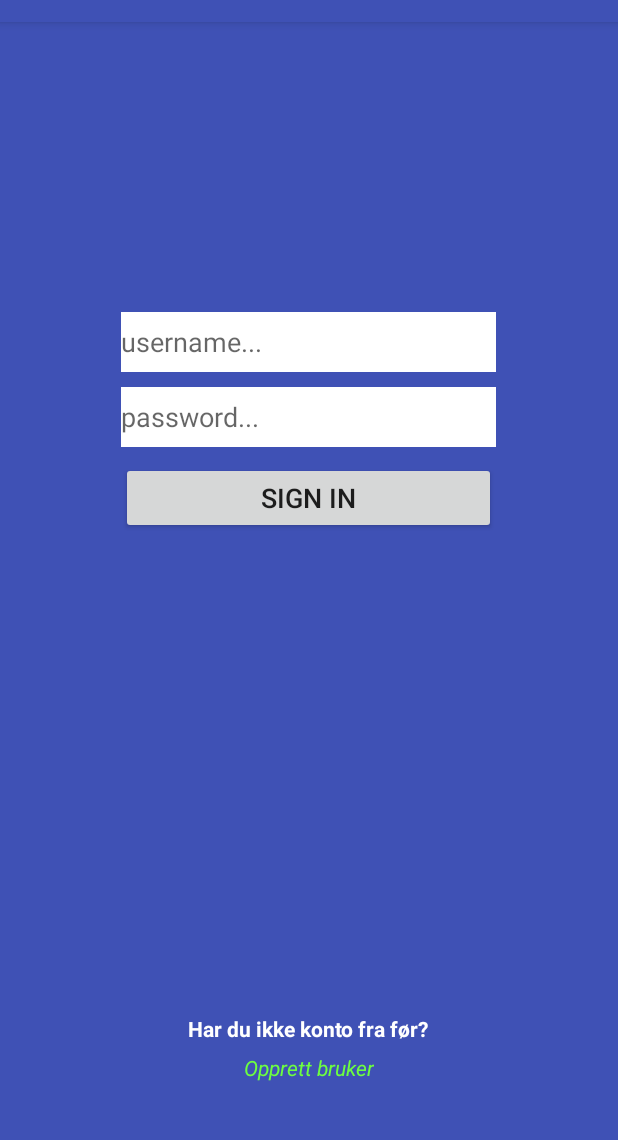
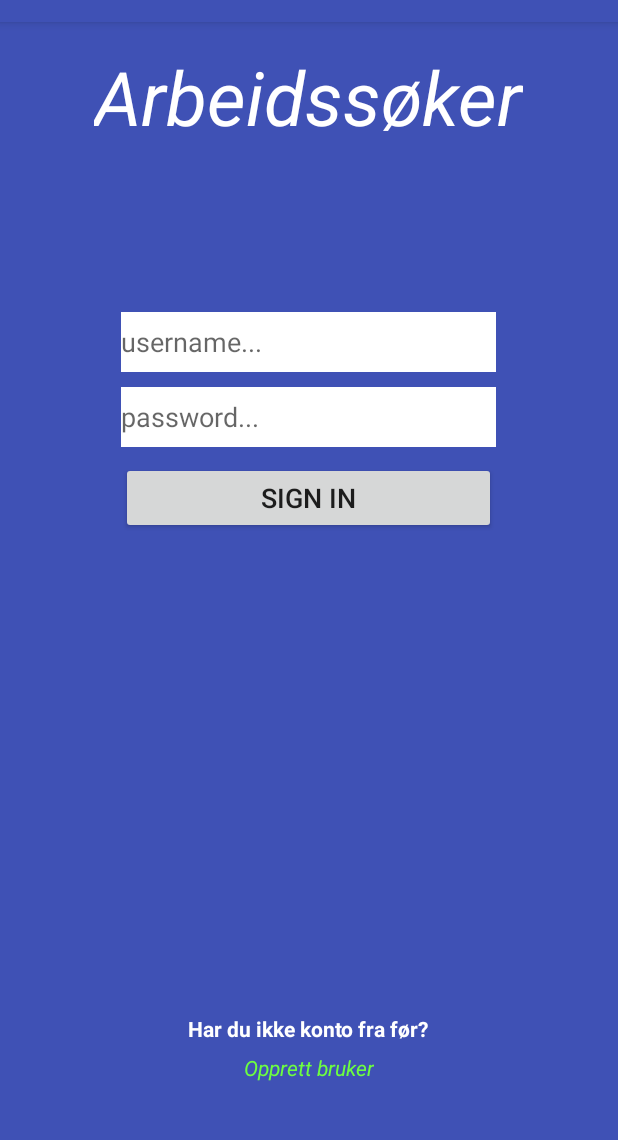
Before and after one commit to ingalill/app-prosjekt-, an Android app: the screen it shows after launch (LoginActivity), on a phone screen of 412 x 824 dp, the part 62-1202 px from its top. Run offline under Robolectric (Android 15) with nearby library versions, the phone set to English and light mode, and no system bars.

Commit message:
lagt til app navn i startaktivitet

```diff
--- a/prosjektfil/app/src/main/res/layout/activity_login.xml
+++ b/prosjektfil/app/src/main/res/layout/activity_login.xml
@@ -67,4 +67,15 @@
         android:layout_centerHorizontal="true"
         android:layout_marginTop="26dp"
         android:id="@+id/textViewSignUp" />
+
+    <TextView
+        android:text="Arbeidssøker"
+        android:textColor="@android:color/background_light"
+        android:textSize="50sp"
+        android:textStyle="italic"
+        android:layout_width="wrap_content"
+        android:layout_height="wrap_content"
+        android:layout_alignParentTop="true"
+        android:layout_centerHorizontal="true"
+        android:id="@+id/textView4" />
 </RelativeLayout>
```
